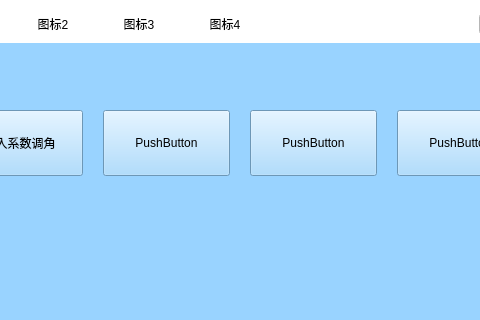
The window that WeighSensor/tiaojiao.ui (xsw258x2s5w8/WeightSensor) describes before a commit, drawn with Qt 5; both pictures show x 84 to 564 and y 0 to 320 of the 648 by 482 pixel window.
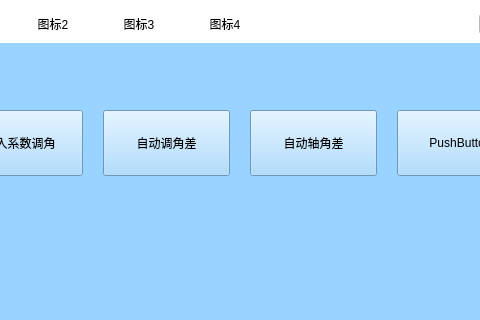
The same window after the commit.

```diff
--- a/WeighSensor/tiaojiao.ui
+++ b/WeighSensor/tiaojiao.ui
@@ -129,7 +129,7 @@
            </size>
           </property>
           <property name="text">
-           <string>PushButton</string>
+           <string>自动调角差</string>
           </property>
          </widget>
         </item>
@@ -142,7 +142,7 @@
            </size>
           </property>
           <property name="text">
-           <string>PushButton</string>
+           <string>自动轴角差</string>
           </property>
          </widget>
         </item>
```
Left out of the diff: 4 changed lines with no effect on the pictures.
